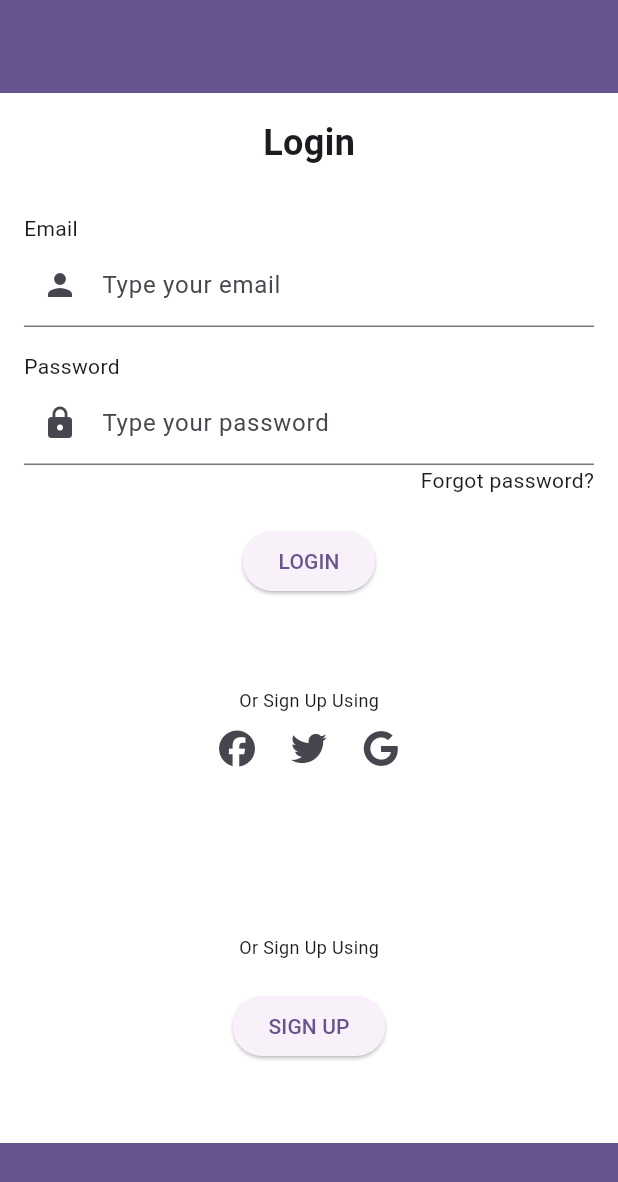
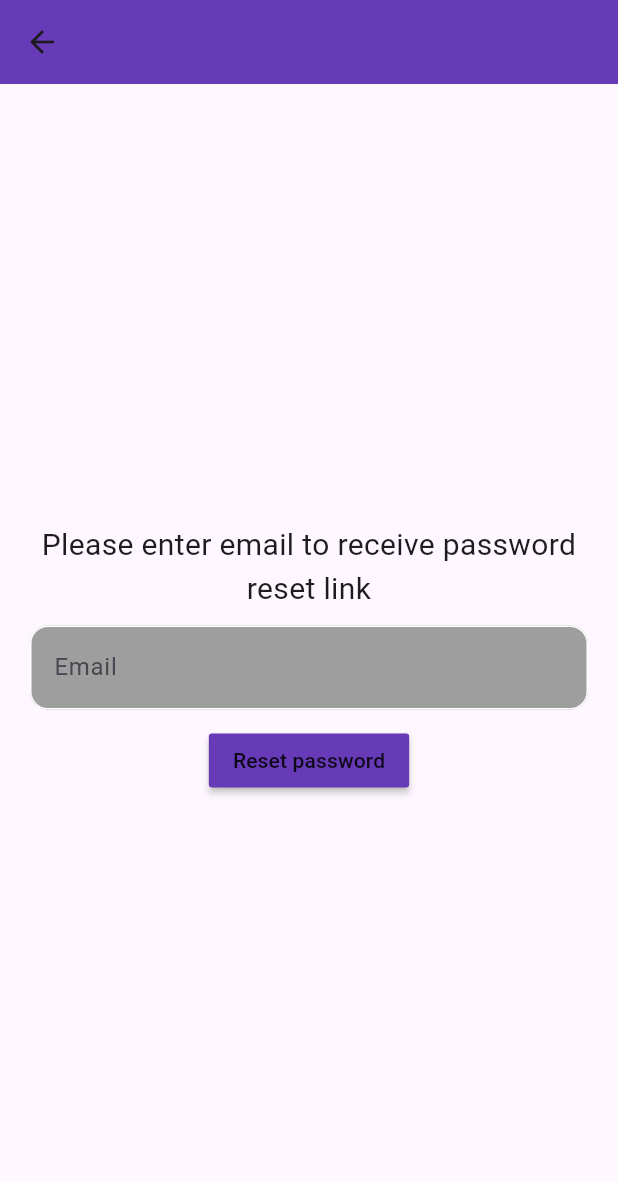
Before and after one commit to bos5/demo-flutter-app, a Flutter app: the screen it shows after launch, after a tap on "Forgot password?", on a phone screen of 412 x 824 dp. Shown: the top 1182 px of the screen. Run offline on Flutter 3.47's test engine with Material 2 defaults, Android fonts, the phone set to English and light mode, and no system bars; our stand-ins replace firebase_auth, firebase_core, firebase_database, flutter_icons_null_safety, google_sign_in, logger; missing offline and left inert: flutter_facebook_auth; accounts and stored records are empty; network calls fail.

Commit message:
add password reset link

```diff
--- a/flutter_application_1/lib/src/blocs/auth_bloc.dart
+++ b/flutter_application_1/lib/src/blocs/auth_bloc.dart
@@ -56,6 +56,10 @@ class AuthBloc {
     _firAuth.signInWithGoogle(onSuccess, onSignInError);
   }
 
+  void signInWithFacebook(Function onSuccess, Function(String) onSignInError) {
+    _firAuth.signInWithFacebook(onSuccess, onSignInError);
+  }
+
   void dispose() {
     _nameController.close();
     _emailController.close();
--- /dev/null
+++ b/flutter_application_1/lib/src/resources/forgot_pw_page.dart
@@ -0,0 +1,84 @@
+import 'package:firebase_auth/firebase_auth.dart';
+import 'package:flutter/material.dart';
+import 'package:flutter_application_1/src/resources/dialog/msg_dialog.dart';
+
+class ForgotPasswordPage extends StatefulWidget {
+  @override
+  State<StatefulWidget> createState() {
+    return _ForgotPasswordState();
+  }
+}
+
+class _ForgotPasswordState extends State<ForgotPasswordPage> {
+  final _emailController = TextEditingController();
+
+  @override
+  void dispose() {
+    _emailController.dispose();
+    super.dispose();
+  }
+
+  Future passwordReset() async {
+    try {
+      await FirebaseAuth.instance
+          .sendPasswordResetEmail(email: _emailController.text.trim());
+    } on FirebaseAuthException catch (e) {
+      MsgDialog.showMsgDialog(context, 'Error', e.message.toString());
+    }
+  }
+
+  @override
+  Widget build(BuildContext context) {
+    return Scaffold(
+      appBar: AppBar(
+        backgroundColor: Colors.deepPurple,
+        elevation: 0,
+      ),
+      body: Column(
+        mainAxisAlignment: MainAxisAlignment.center,
+        children: [
+          const Padding(
+            padding: EdgeInsets.symmetric(horizontal: 20.0),
+            child: Text(
+              'Please enter email to receive password reset link',
+              textAlign: TextAlign.center,
+              style: TextStyle(fontSize: 20),
+            ),
+          ),
+          const SizedBox(
+            height: 10,
+          ),
+          Padding(
+            padding: const EdgeInsets.symmetric(horizontal: 20.0),
+            child: TextField(
+              controller: _emailController,
+              decoration: InputDecoration(
+                enabledBorder: OutlineInputBorder(
+                  borderSide: const BorderSide(color: Colors.white),
+                  borderRadius: BorderRadius.circular(12),
+                ),
+                focusedBorder: OutlineInputBorder(
+                  borderSide: const BorderSide(color: Colors.deepPurple),
+                  borderRadius: BorderRadius.circular(12),
+                ),
+                hintText: 'Email',
+                fillColor: Colors.grey,
+                filled: true,
+              ),
+            ),
+          ),
+          const SizedBox(
+            height: 10,
+          ),
+          MaterialButton(
+            onPressed: () {
+              passwordReset();
+            },
+            color: Colors.deepPurple,
+            child: const Text('Reset password'),
+          ),
+        ],
+      ),
+    );
+  }
+}
--- a/flutter_application_1/lib/src/resources/login_page.dart
+++ b/flutter_application_1/lib/src/resources/login_page.dart
@@ -2,6 +2,7 @@ import 'package:flutter/material.dart';
 import 'package:flutter_application_1/src/app.dart';
 import 'package:flutter_application_1/src/resources/dialog/loading_dialog.dart';
 import 'package:flutter_application_1/src/resources/dialog/msg_dialog.dart';
+import 'package:flutter_application_1/src/resources/forgot_pw_page.dart';
 import 'package:flutter_application_1/src/resources/home_page.dart';
 import 'package:flutter_application_1/src/resources/register_page.dart';
 import 'package:flutter_icons_null_safety/flutter_icons_null_safety.dart';
@@ -16,8 +17,8 @@ class MyLoginPage extends StatefulWidget {
 
 class _LoginPageState extends State<MyLoginPage> {
   final Logger logger = Logger();
-  TextEditingController _emailController = TextEditingController();
-  TextEditingController _passController = TextEditingController();
+  final TextEditingController _emailController = TextEditingController();
+  final TextEditingController _passController = TextEditingController();
   bool _emailInvalid = false;
   bool _passInvalid = false;
 
@@ -89,7 +90,10 @@ class _LoginPageState extends State<MyLoginPage> {
                 alignment: Alignment.centerRight,
                 child: GestureDetector(
                   onTap: () {
-                    logger.d('Forgot password tapped');
+                    Navigator.push(
+                        context,
+                        MaterialPageRoute(
+                            builder: (context) => ForgotPasswordPage()));
                   },
                   child: const Text('Forgot password?'),
                 ),
@@ -111,7 +115,7 @@ class _LoginPageState extends State<MyLoginPage> {
                 children: [
                   IconButton(
                     onPressed: () {
-                      logger.d('Login with Facebook');
+                      _onLoginWithFacebookClick();
                     },
                     icon: const Icon(FontAwesome.facebook),
                   ),
@@ -182,4 +186,18 @@ class _LoginPageState extends State<MyLoginPage> {
       MsgDialog.showMsgDialog(context, "Sign in with Google", msg);
     });
   }
+
+  void _onLoginWithFacebookClick() {
+    var _authBloc = MyApp.of(context)!.authBloc;
+
+    LoadingDialog.showLoadingDialog(context, "Loading...");
+    _authBloc.signInWithFacebook(() {
+      LoadingDialog.hideLoadingDialog(context);
+      Navigator.of(context)
+          .push(MaterialPageRoute(builder: (context) => HomePage()));
+    }, (msg) {
+      LoadingDialog.hideLoadingDialog(context);
+      MsgDialog.showMsgDialog(context, "Sign in with Facebook", msg);
+    });
+  }
 }
--- a/flutter_application_1/pubspec.yaml
+++ b/flutter_application_1/pubspec.yaml
@@ -38,6 +38,7 @@ dependencies:
   firebase_database:
   firebase_core : ^2.15.1
   google_sign_in: ^6.1.5
+  flutter_facebook_auth: ^6.0.2
 
 
   # The following adds the Cupertino Icons font to your application.
```
Also changed, not shown: flutter_application_1/lib/src/fire_base/fire_base_auth.dart (+16 -2 lines), flutter_application_1/lib/src/resources/register_page.dart (+7 -0 lines), flutter_application_1/pubspec.lock, 8 other files.
